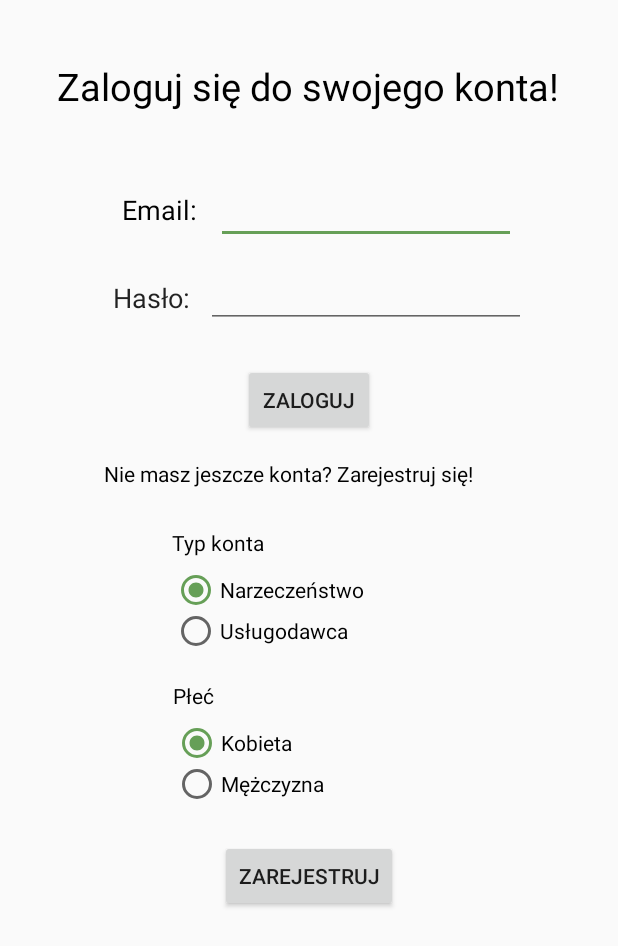
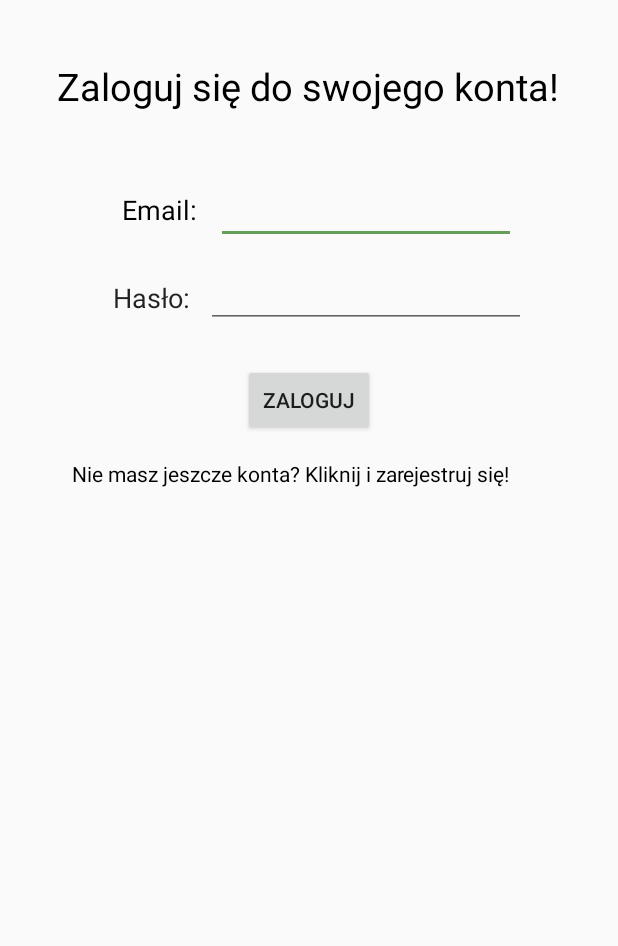
Before and after one commit to Robertow17/ZPI, an Android app: the screen it shows after launch (LoginForm), on a phone screen of 412 x 824 dp. Shown: the top 946 px of the screen. Run offline under Robolectric (Android 15) with nearby library versions, the phone set to English and light mode, and no system bars.

Commit message:
chore: add default non-visible sign up form

```diff
--- a/app/src/main/java/com/zpi/loginForm/activities/LoginForm.java
+++ b/app/src/main/java/com/zpi/loginForm/activities/LoginForm.java
@@ -6,7 +6,9 @@ import android.content.pm.PackageManager;
 import android.os.Bundle;
 import android.support.v4.app.ActivityCompat;
 import android.support.v7.app.AppCompatActivity;
+import android.view.View;
 import android.widget.Button;
+import android.widget.LinearLayout;
 import android.widget.RadioGroup;
 import android.widget.TextView;
 import android.widget.Toast;
@@ -39,8 +41,8 @@ public class LoginForm extends AppCompatActivity implements ActivityCompat.OnReq
                         grantResults[0] == PackageManager.PERMISSION_GRANTED;
 
         if (isPermissionGranted) {
+            setSignInButtonListener();
             setSignUpButtonListener();
-            setSignInButtonListener();
         }
     }
 
@@ -86,6 +88,11 @@ public class LoginForm extends AppCompatActivity implements ActivityCompat.OnReq
     private void makeToast(String message) {
         Toast toast = Toast.makeText(getApplicationContext(), message, Toast.LENGTH_SHORT);
         toast.show();
+    }
+
+    public void setGoToSignUpListener(View view) {
+        LinearLayout signUpForm = findViewById(R.id.signUpForm);
+        signUpForm.setVisibility(View.VISIBLE);
     }
 
     private void setSignUpButtonListener() {
--- a/app/src/main/res/layout/login_form.xml
+++ b/app/src/main/res/layout/login_form.xml
@@ -92,15 +92,53 @@
             tools:layout_editor_absoluteY="194dp" />
     </LinearLayout>
 
+    <Button
+        android:id="@+id/signInButton"
+        android:layout_width="wrap_content"
+        android:layout_height="wrap_content"
+        android:layout_marginTop="24dp"
+        android:text="Zaloguj"
+        app:layout_constraintEnd_toEndOf="parent"
+        app:layout_constraintHorizontal_bias="0.5"
+        app:layout_constraintStart_toStartOf="parent"
+        app:layout_constraintTop_toBottomOf="@+id/linearLayout2" />
+
+    <TextView
+        android:id="@+id/notRegisteredTextView"
+        android:layout_width="315dp"
+        android:layout_height="30dp"
+        android:layout_marginStart="8dp"
+        android:layout_marginTop="15dp"
+        android:layout_marginEnd="8dp"
+        android:clickable="true"
+        android:focusable="true"
+        android:onClick="setGoToSignUpListener"
+        android:text="Nie masz jeszcze konta? Kliknij i zarejestruj się!"
+        android:textColor="@color/black"
+        app:layout_constraintEnd_toEndOf="parent"
+        app:layout_constraintHorizontal_bias="0.495"
+        app:layout_constraintStart_toStartOf="parent"
+        app:layout_constraintTop_toBottomOf="@+id/signInButton" />
+
+    <LinearLayout
+        android:id="@+id/signUpForm"
+        android:layout_width="210dp"
+        android:layout_height="248dp"
+        android:layout_marginTop="16dp"
+        android:gravity="center"
+        android:orientation="vertical"
+        android:visibility="invisible"
+        app:layout_constraintEnd_toEndOf="parent"
+        app:layout_constraintHorizontal_bias="0.497"
+        app:layout_constraintStart_toStartOf="parent"
+        app:layout_constraintTop_toBottomOf="@+id/notRegisteredTextView">
+
         <RadioGroup
             android:id="@+id/userTypeRadioGroup"
             android:layout_width="183dp"
             android:layout_height="82dp"
-        android:layout_marginTop="16dp"
-        app:layout_constraintEnd_toEndOf="parent"
-        app:layout_constraintHorizontal_bias="0.5"
-        app:layout_constraintStart_toStartOf="parent"
-        app:layout_constraintTop_toBottomOf="@+id/notRegisteredTextView">
+            tools:layout_editor_absoluteX="114dp"
+            tools:layout_editor_absoluteY="351dp">
 
             <TextView
                 android:id="@+id/userTextView"
@@ -127,30 +165,12 @@
 
         </RadioGroup>
 
-
-    <TextView
-        android:id="@+id/notRegisteredTextView"
-        android:layout_width="272dp"
-        android:layout_height="30dp"
-        android:layout_marginStart="8dp"
-        android:layout_marginTop="15dp"
-        android:layout_marginEnd="8dp"
-        android:text="Nie masz jeszcze konta? Zarejestruj się!"
-        android:textColor="@color/black"
-        app:layout_constraintEnd_toEndOf="parent"
-        app:layout_constraintHorizontal_bias="0.495"
-        app:layout_constraintStart_toStartOf="parent"
-        app:layout_constraintTop_toBottomOf="@+id/signInButton" />
-
         <RadioGroup
             android:id="@+id/userSexRadioGroup"
             android:layout_width="183dp"
             android:layout_height="82dp"
-        android:layout_marginTop="20dp"
-        app:layout_constraintEnd_toEndOf="parent"
-        app:layout_constraintHorizontal_bias="0.503"
-        app:layout_constraintStart_toStartOf="parent"
-        app:layout_constraintTop_toBottomOf="@+id/userTypeRadioGroup">
+            tools:layout_editor_absoluteX="115dp"
+            tools:layout_editor_absoluteY="453dp">
 
             <TextView
                 android:id="@+id/sexTextView"
@@ -178,26 +198,13 @@
         </RadioGroup>
 
         <Button
-        android:id="@+id/signInButton"
-        android:layout_width="wrap_content"
-        android:layout_height="wrap_content"
-        android:layout_marginTop="24dp"
-        android:text="Zaloguj"
-        app:layout_constraintEnd_toEndOf="parent"
-        app:layout_constraintHorizontal_bias="0.5"
-        app:layout_constraintStart_toStartOf="parent"
-        app:layout_constraintTop_toBottomOf="@+id/linearLayout2" />
-
-    <Button
             android:id="@+id/signUpButton"
             android:layout_width="wrap_content"
             android:layout_height="wrap_content"
-        android:layout_marginTop="24dp"
             android:text="Zarejestruj"
-        app:layout_constraintEnd_toEndOf="parent"
-        app:layout_constraintHorizontal_bias="0.5"
-        app:layout_constraintStart_toStartOf="parent"
-        app:layout_constraintTop_toBottomOf="@+id/userSexRadioGroup" />
+            tools:layout_editor_absoluteX="147dp"
+            tools:layout_editor_absoluteY="559dp" />
+    </LinearLayout>
 
 
 </android.support.constraint.ConstraintLayout>
```
Lines whose indentation alone changed are shown as unchanged.
